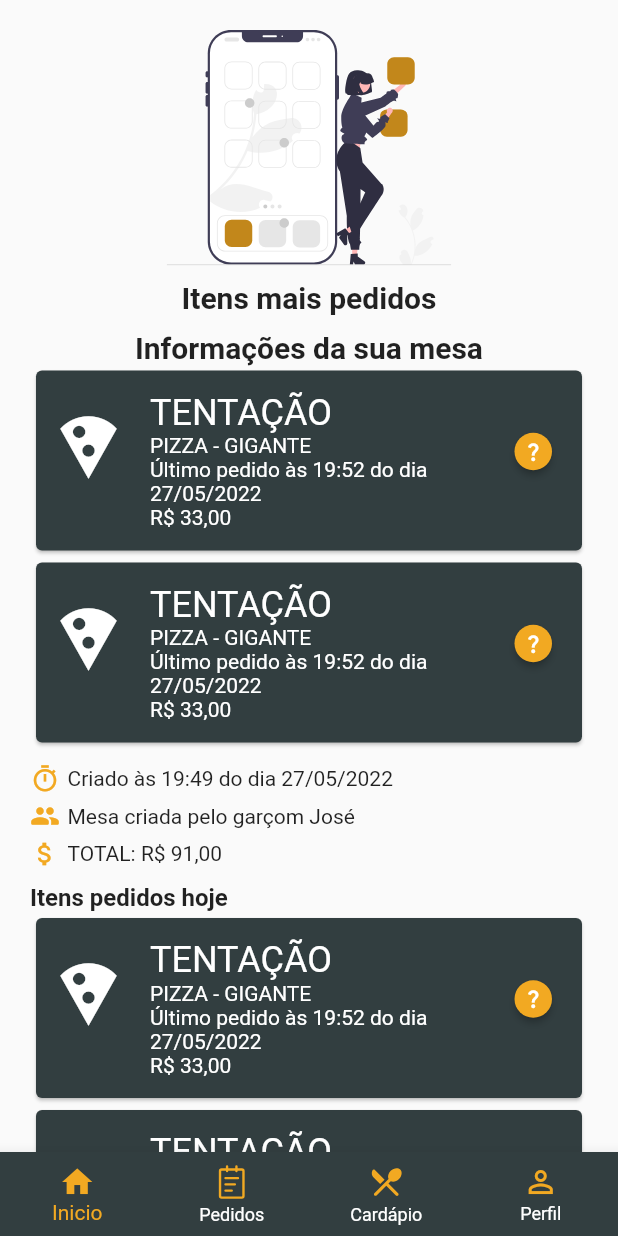
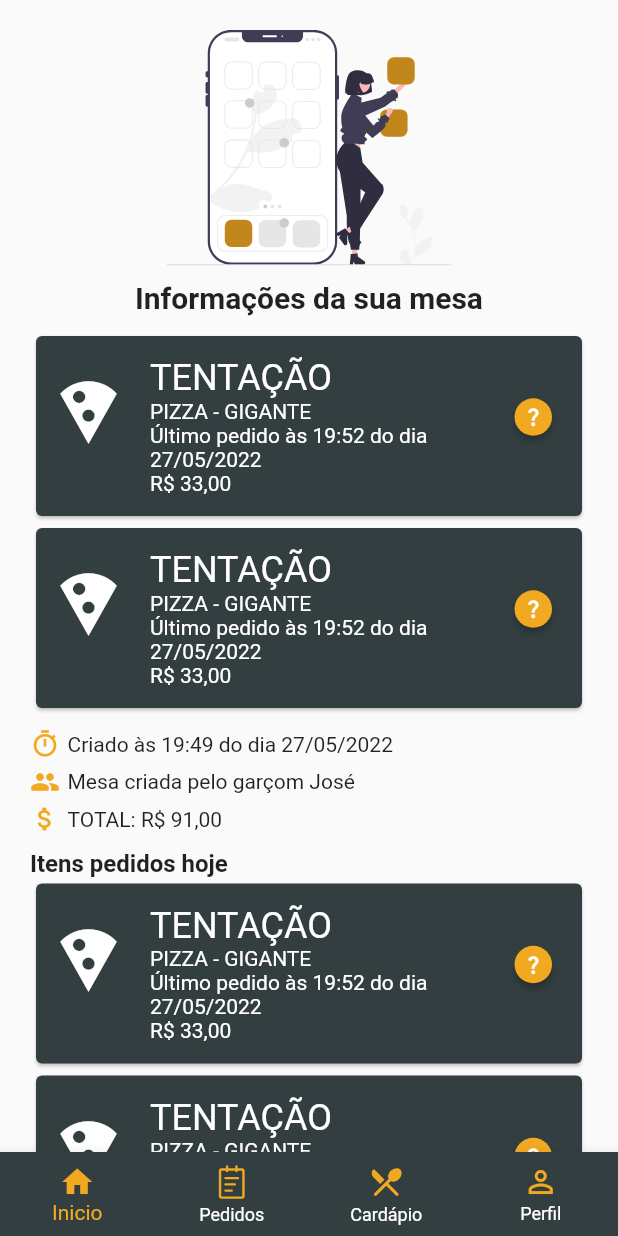
Before and after one commit to flutter-preview/guicrisostomo-tcc, a Flutter app: the ScreenHome screen opened by its route, on a phone screen of 412 x 824 dp. Run offline on Flutter 3.47's test engine with Material 2 defaults, Android fonts, the phone set to English and light mode, and no system bars; our stand-ins replace flutter_svg, mask_text_input_formatter.

Commit message:
fix: correct texts

```diff
--- a/lib/view/screen_home.dart
+++ b/lib/view/screen_home.dart
@@ -29,7 +29,7 @@ class _ScreenHomeState extends State<ScreenHome> {
             const SizedBox(height: 10,),
 
             const Text(
-              'Itens mais pedidos',
+              'Informações da sua mesa',
               style: TextStyle(
                 fontFamily: 'Roboto',
                 fontSize: 20,
@@ -38,15 +38,6 @@ class _ScreenHomeState extends State<ScreenHome> {
             ),
 
             const SizedBox(height: 10,),
-
-            const Text(
-              'Informações da sua mesa',
-              style: TextStyle(
-                fontFamily: 'Roboto',
-                fontSize: 20,
-                fontWeight: FontWeight.w700,
-              ),
-            ),
 
             productItem(),
 
--- a/lib/view/screen_info_order.dart
+++ b/lib/view/screen_info_order.dart
@@ -88,7 +88,7 @@ class _ScreenInfoOrderState extends State<ScreenInfoOrder> {
             Container(
               alignment: Alignment.centerLeft,
               child: const Text(
-                'Itens pedidos hoje',
+                'Itens pedidos',
                 textAlign: TextAlign.left,
                 style: TextStyle(
                   fontFamily: 'Roboto',
--- a/lib/widget/textFieldPhone.dart
+++ b/lib/widget/textFieldPhone.dart
@@ -68,7 +68,7 @@ Widget textField(rotulo, variavel, context, initialText) {
             return 'Entre com um valor numérico';
           }
 
-          if (value.length < 14) {
+          if (variavel.text.length < 14) {
             return 'Informe um número de telefone válido';
           }
 
```
